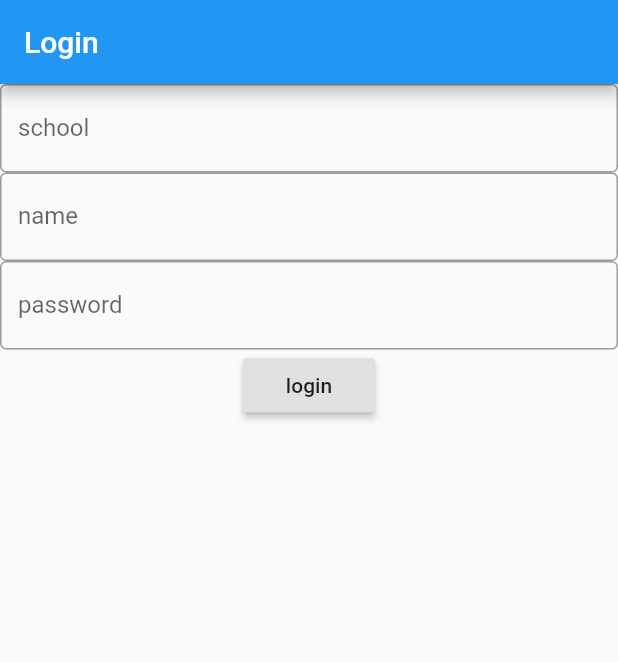
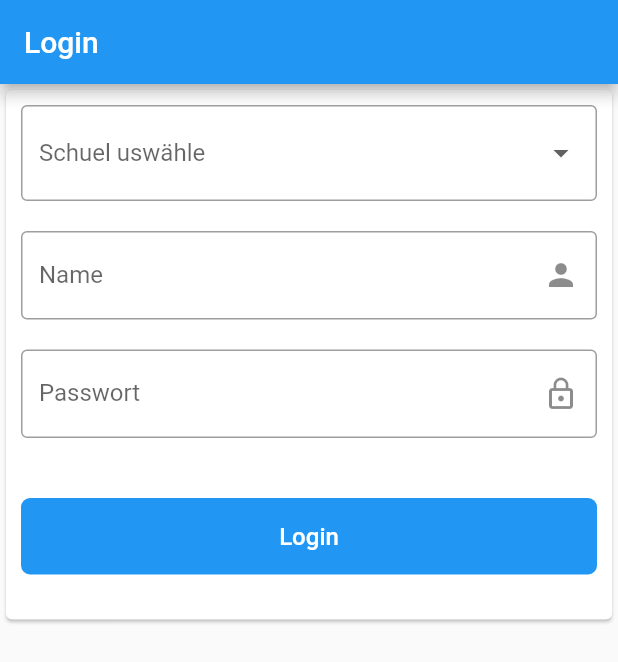
Before and after one commit to jaromeyer/blintranet_rewrite, a Flutter app: the screen it shows after launch, on a phone screen of 412 x 824 dp. Shown: the top 662 px of the screen. Run offline on Flutter 3.47's test engine with Material 2 defaults, Android fonts, the phone set to English and light mode, and no system bars; our stand-ins replace auto_size_text, marquee, shared_preferences; missing offline and left inert: flutter_webview_plugin.

Commit message:
add pretty login screen

```diff
--- a/lib/constants/strings.dart
+++ b/lib/constants/strings.dart
@@ -1,3 +1,27 @@
 class Strings {
   static const List<String> weekDays = ["Mo", "Di", "Mi", "Do", "Fr"];
+  static const Map<String, String> schoolNames = {
+    'kme': "Kantonale Maturitätsschule für Erwachsene",
+    'kbw': "Kantonsschule Büelrain",
+    'ken': "Kantonsschule Enge",
+    'kfr': "Kantonsschule Freudenberg",
+    'khp': "Kantonsschule Hohe Promenade",
+    'ksh': "Kantonsschule Hottingen",
+    'klw': "Kantonsschule Im Lee",
+    'kkn': "Kantonsschule Küsnacht",
+    'ksl': "Kantonsschule Limmattal",
+    'krw': "Kantonsschule Rychenberg",
+    'kst': "Kantonsschule Stadelhofen",
+    'kue': "Kantonsschule Uetikon am See",
+    'kus': "Kantonsschule Uster",
+    'kwi': "Kantonsschule Wiedikon",
+    'kzi': "Kantonsschule Zimmerberg",
+    'kzo': "Kantonsschule Zürcher Oberland",
+    'kzu': "Kantonsschule Zürcher Unterland",
+    'kzn': "Kantonsschule Zürich Nord",
+    'krl': "Literargymnasium Rämibühl",
+    'krm': "Math.-Naturw. Gymnasium Rämibühl",
+    'krr': "Realgymnasium Rämibühl",
+    'slk': "Schulleiterkonferenz",
+  };
 }
--- a/lib/models/lesson.dart
+++ b/lib/models/lesson.dart
@@ -31,7 +31,7 @@ class Lesson {
   Color _color() {
     switch (_lessonType) {
       case LessonTypes.canceled:
-        return Colors.red;
+        return Color(0xFFFF0000);
       case LessonTypes.shifted:
       case LessonTypes.added:
       case LessonTypes.blockSubstitution:
@@ -48,6 +48,7 @@ class Lesson {
       textSpans.add(
         TextSpan(
           text: "$_title  ",
+          style: TextStyle(color: Colors.white),
           children: [
             TextSpan(
               text: _roomName,
--- a/lib/screens/login_screen.dart
+++ b/lib/screens/login_screen.dart
@@ -1,60 +1,104 @@
+import 'package:blintranet/constants/strings.dart';
 import 'package:flutter/material.dart';
 import 'package:shared_preferences/shared_preferences.dart';
 
-class LoginScreen extends StatelessWidget {
-  Future<void> _saveCredentials(
-      String name, String password, String school) async {
+class LoginScreen extends StatefulWidget {
+  @override
+  _LoginScreenState createState() => _LoginScreenState();
+}
+
+class _LoginScreenState extends State<LoginScreen> {
+  String _school;
+  final TextEditingController _nameController = TextEditingController();
+  final TextEditingController _passwordController = TextEditingController();
+
+  Future<void> _saveCredentials() async {
     SharedPreferences prefs = await SharedPreferences.getInstance();
-    prefs.setString('name', name);
-    prefs.setString('password', password);
-    prefs.setString('school', school);
+    prefs.setString('name', _nameController.text);
+    prefs.setString('password', _passwordController.text);
+    prefs.setString('school', _school);
+    Navigator.pushReplacementNamed(context, '/');
   }
 
   @override
   Widget build(BuildContext context) {
-    final TextEditingController nameController = TextEditingController();
-    final TextEditingController passwordController = TextEditingController();
-    final TextEditingController schoolController = TextEditingController();
-
     return Scaffold(
       appBar: AppBar(
         title: Text('Login'),
       ),
-      body: Column(
+      body: Card(
+        child: Column(
+          mainAxisSize: MainAxisSize.min,
+          crossAxisAlignment: CrossAxisAlignment.stretch,
           children: <Widget>[
-          TextField(
-            controller: schoolController,
-            autocorrect: false,
+            Padding(
+              padding: EdgeInsets.all(10),
+              child: DropdownButtonFormField(
+                hint: Text("Schuel uswähle"),
                 decoration: InputDecoration(
                   border: OutlineInputBorder(),
-              labelText: 'school',
+                ),
+                isExpanded: true,
+                items: Strings.schoolNames.entries.map((MapEntry entry) {
+                  return DropdownMenuItem<String>(
+                    value: entry.key,
+                    child: Text(entry.value),
+                  );
+                }).toList(),
+                onChanged: (String school) {
+                  setState(() {
+                    _school = school;
+                  });
+                },
               ),
             ),
-          TextField(
-            controller: nameController,
+            Padding(
+              padding: EdgeInsets.all(10),
+              child: TextFormField(
+                controller: _nameController,
                 autocorrect: false,
+                textInputAction: TextInputAction.next,
+                onFieldSubmitted: (_) => FocusScope.of(context).nextFocus(),
                 decoration: InputDecoration(
+                  suffixIcon: Icon(Icons.person),
                   border: OutlineInputBorder(),
-              labelText: 'name',
+                  labelText: 'Name',
                 ),
               ),
-          TextField(
-            controller: passwordController,
+            ),
+            Padding(
+              padding: EdgeInsets.all(10),
+              child: TextFormField(
+                controller: _passwordController,
                 obscureText: true,
+                onFieldSubmitted: (_) => _saveCredentials(),
                 decoration: InputDecoration(
+                  suffixIcon: Icon(Icons.lock_outline),
                   border: OutlineInputBorder(),
-              labelText: 'password',
+                  labelText: 'Passwort',
                 ),
               ),
-          RaisedButton(
-            child: Text('login'),
-            onPressed: () {
-              _saveCredentials(nameController.text, passwordController.text,
-                  schoolController.text);
-              Navigator.pushReplacementNamed(context, '/');
-            },
+            ),
+            Padding(
+              padding: EdgeInsets.symmetric(vertical: 30, horizontal: 10),
+              child: FlatButton(
+                padding: EdgeInsets.all(16),
+                color: Colors.blue,
+                shape: RoundedRectangleBorder(
+                  borderRadius: BorderRadius.circular(6),
+                ),
+                child: Text(
+                  'Login',
+                  style: TextStyle(
+                    color: Colors.white,
+                    fontSize: 16,
+                  ),
+                ),
+                onPressed: () => _saveCredentials(),
+              ),
             ),
           ],
+        ),
       ),
     );
   }
--- a/lib/screens/timetable_screen.dart
+++ b/lib/screens/timetable_screen.dart
@@ -138,14 +138,6 @@ class _TimetableScreenState extends State<TimetableScreen> {
             },
           ),
           IconButton(
-            icon: Icon(Icons.refresh),
-            onPressed: () {
-              setState(() {
-                _buildPageView();
-              });
-            },
-          ),
-          IconButton(
             icon: Icon(Icons.home),
             onPressed: () {
               _pageController.animateToPage(
@@ -158,6 +150,14 @@ class _TimetableScreenState extends State<TimetableScreen> {
         ],
       ),
       body: _pageView,
+      floatingActionButton: FloatingActionButton(
+        child: Icon(Icons.refresh),
+        onPressed: () {
+          setState(() {
+            _buildPageView();
+          });
+        },
+      ),
     );
   }
 }
```
Lines whose indentation alone changed are shown as unchanged.
